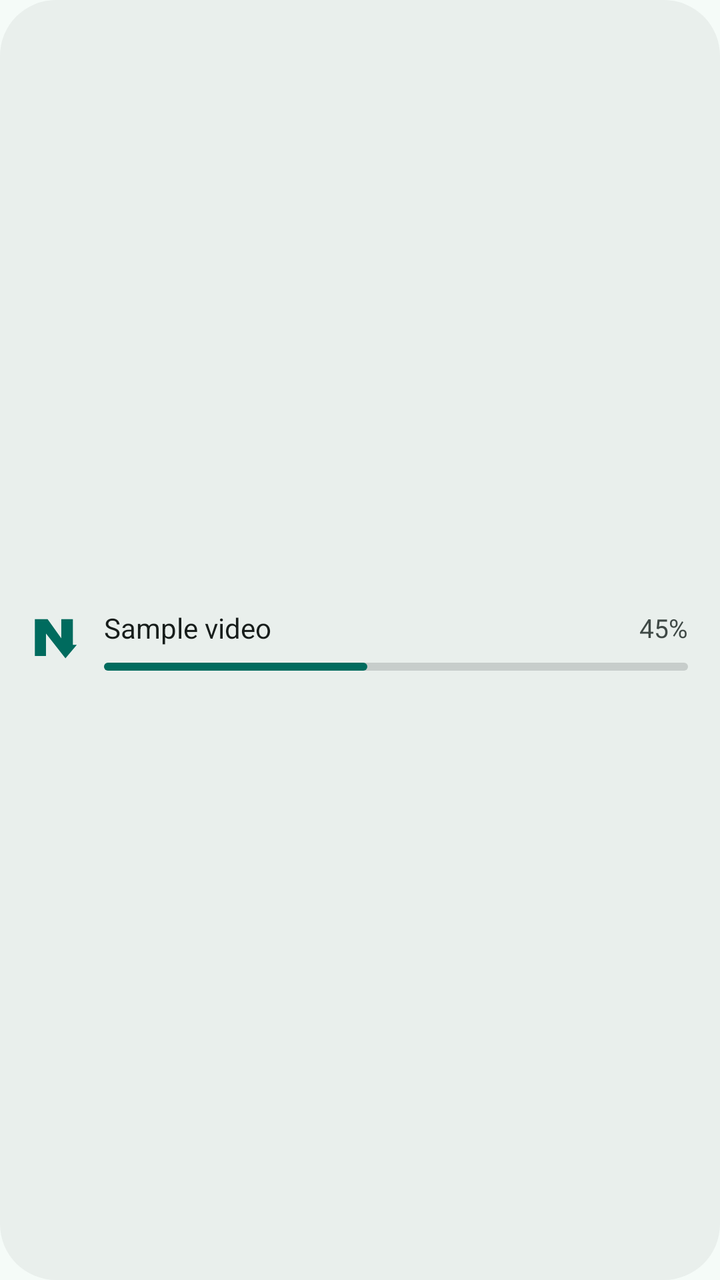
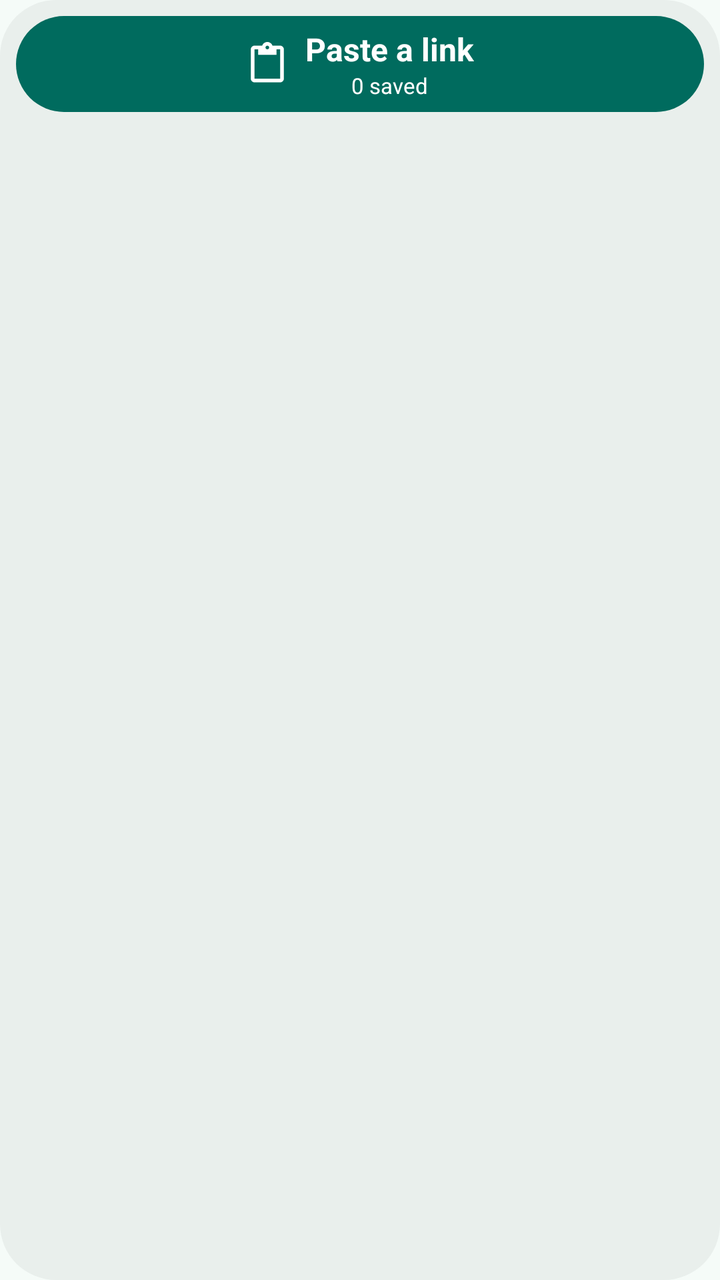

An Android layout rendered at two revisions. The XML below is the earlier revision; the diff shows what the commit changed to produce the second picture.
<!-- AndroidManifest.xml: application theme Theme.Nezzel -->
<!-- res/layout/widget_nezzel_preview.xml -->
<?xml version="1.0" encoding="utf-8"?>
<LinearLayout xmlns:android="http://schemas.android.com/apk/res/android"
    android:layout_width="match_parent" android:layout_height="match_parent"
    android:orientation="horizontal" android:gravity="center_vertical"
    android:paddingStart="16dp" android:paddingEnd="16dp" android:paddingTop="8dp" android:paddingBottom="8dp"
    android:background="@drawable/widget_background" android:layoutDirection="locale">
    <ImageView android:layout_width="24dp" android:layout_height="32dp" android:layout_marginEnd="12dp"
        android:src="@drawable/ic_widget_mark" android:importantForAccessibility="no" />
    <LinearLayout android:layout_width="0dp" android:layout_weight="1" android:layout_height="wrap_content"
        android:orientation="vertical">
        <LinearLayout android:layout_width="match_parent" android:layout_height="wrap_content"
            android:orientation="horizontal" android:gravity="center_vertical">
            <TextView android:layout_width="0dp" android:layout_weight="1" android:layout_height="wrap_content"
                android:layout_marginEnd="8dp" android:text="@string/widget_preview_title" android:textSize="14sp"
                android:textColor="@color/widget_on_surface" android:maxLines="1" android:ellipsize="end"
                android:textDirection="firstStrong" android:textAlignment="viewStart" />
            <TextView android:layout_width="wrap_content" android:layout_height="wrap_content"
                android:text="@string/widget_preview_percent" android:textSize="13sp"
                android:textColor="@color/widget_on_surface_variant" android:maxLines="1" />
        </LinearLayout>
        <ProgressBar style="@android:style/Widget.Material.ProgressBar.Horizontal"
            android:layout_width="match_parent" android:layout_height="4dp" android:layout_marginTop="8dp"
            android:max="100" android:progress="45" android:progressDrawable="@drawable/widget_progress" />
    </LinearLayout>
</LinearLayout>
<!-- resources referenced by this layout -->
<resources>
  <color name="widget_on_surface">#171D1B</color>
  <color name="widget_on_surface_variant">#3F4946</color>
  <!-- drawable ic_widget_mark (drawable) -->
  <?xml version="1.0" encoding="utf-8"?>
  <vector xmlns:android="http://schemas.android.com/apk/res/android" android:width="24dp" android:height="24dp"
      android:viewportWidth="180" android:viewportHeight="160">
      <group android:translateX="-62" android:translateY="-72">
          <path android:fillColor="@color/nezzel_brand_mark" android:pathData="M72.722,82.7183 L120.53041,82.7183 L171.81581,146.17311 L171.81581,82.7183 L215.278,82.7183 L215.278,167.90421 L230.05515,167.90421 L187.4622,213.10489 L114.44571,130.52672 L114.44571,205.2817 L72.722,205.2817 Z" />
      </group>
  </vector>
  <!-- drawable widget_background (drawable) -->
  <?xml version="1.0" encoding="utf-8"?>
  <shape xmlns:android="http://schemas.android.com/apk/res/android" android:shape="rectangle">
      <solid android:color="@color/widget_surface" /><corners android:radius="@dimen/widget_radius" />
  </shape>
  <!-- drawable widget_progress (drawable) -->
  <?xml version="1.0" encoding="utf-8"?>
  <layer-list xmlns:android="http://schemas.android.com/apk/res/android">
      <item android:id="@android:id/background">
          <shape><solid android:color="@color/widget_track" /><corners android:radius="2dp" /></shape>
      </item>
      <item android:id="@android:id/progress">
          <scale android:scaleWidth="100%" android:scaleGravity="start|fill_vertical">
              <shape><solid android:color="@color/widget_primary" /><corners android:radius="2dp" /></shape>
          </scale>
      </item>
  </layer-list>
  <string name="widget_preview_percent" translatable="false">45%</string>
  <string name="widget_preview_title">Sample video</string>
  <style name="Theme.Nezzel" parent="Theme.AppCompat.DayNight.NoActionBar">
          <item name="colorAccent">@color/nezzel_primary</item>
          <item name="android:colorAccent">@color/nezzel_primary</item>
          <item name="android:windowBackground">@color/nezzel_surface</item>
          <item name="android:windowLightStatusBar">true</item>
          <item name="android:windowLightNavigationBar">true</item>
          <item name="android:statusBarColor">@android:color/transparent</item>
          <item name="android:navigationBarColor">@android:color/transparent</item>
          <item name="android:windowActionModeOverlay">true</item>
      </style>
  <color name="nezzel_brand_mark">@color/nezzel_brand_teal</color>
  <color name="widget_surface">#E9EFEC</color>
  <dimen name="widget_radius">16dp</dimen>
  <color name="widget_track">#333F4946</color>
  <color name="widget_primary">#006B5E</color>
  <color name="nezzel_primary">#006B5E</color>
  <color name="nezzel_surface">#F5FBF8</color>
  <color name="nezzel_brand_teal">#006B5E</color>
</resources>

<!-- the commit's change to res/layout/widget_nezzel_preview.xml (unified diff, before → after) -->
@@ -1,25 +1,336 @@
 <?xml version="1.0" encoding="utf-8"?>
-<LinearLayout xmlns:android="http://schemas.android.com/apk/res/android"
-    android:layout_width="match_parent" android:layout_height="match_parent"
-    android:orientation="horizontal" android:gravity="center_vertical"
-    android:paddingStart="16dp" android:paddingEnd="16dp" android:paddingTop="8dp" android:paddingBottom="8dp"
-    android:background="@drawable/widget_background" android:layoutDirection="locale">
-    <ImageView android:layout_width="24dp" android:layout_height="32dp" android:layout_marginEnd="12dp"
-        android:src="@drawable/ic_widget_mark" android:importantForAccessibility="no" />
-    <LinearLayout android:layout_width="0dp" android:layout_weight="1" android:layout_height="wrap_content"
-        android:orientation="vertical">
-        <LinearLayout android:layout_width="match_parent" android:layout_height="wrap_content"
-            android:orientation="horizontal" android:gravity="center_vertical">
-            <TextView android:layout_width="0dp" android:layout_weight="1" android:layout_height="wrap_content"
-                android:layout_marginEnd="8dp" android:text="@string/widget_preview_title" android:textSize="14sp"
-                android:textColor="@color/widget_on_surface" android:maxLines="1" android:ellipsize="end"
-                android:textDirection="firstStrong" android:textAlignment="viewStart" />
-            <TextView android:layout_width="wrap_content" android:layout_height="wrap_content"
-                android:text="@string/widget_preview_percent" android:textSize="13sp"
-                android:textColor="@color/widget_on_surface_variant" android:maxLines="1" />
+<LinearLayout
+    xmlns:android="http://schemas.android.com/apk/res/android"
+    xmlns:tools="http://schemas.android.com/tools"
+    tools:ignore="UseAppTint"
+    android:id="@+id/widget_root"
+    android:layout_width="match_parent"
+    android:layout_height="match_parent"
+    android:orientation="vertical"
+    android:gravity="center_vertical"
+    android:padding="8dp"
+    android:background="@drawable/widget_background"
+    android:layoutDirection="locale">
+    <LinearLayout
+        android:id="@+id/widget_paste"
+        android:layout_width="match_parent"
+        android:layout_height="48dp"
+        android:gravity="center"
+        android:orientation="horizontal"
+        android:background="@drawable/widget_button"
+        android:contentDescription="@string/paste_link">
+        <ImageView
+            android:layout_width="22dp"
+            android:layout_height="22dp"
+            android:src="@drawable/ic_paste"
+            android:tint="@color/widget_on_primary"
+            android:importantForAccessibility="no" />
+        <LinearLayout
+            android:layout_width="wrap_content"
+            android:layout_height="wrap_content"
+            android:orientation="vertical"
+            android:gravity="center"
+            android:layout_marginStart="8dp">
+            <TextView
+                android:layout_width="wrap_content"
+                android:layout_height="wrap_content"
+                android:text="@string/paste_link"
+                android:textSize="16sp"
+                android:textStyle="bold"
+                android:maxLines="1"
+                android:ellipsize="end"
+                android:textColor="@color/widget_on_primary"
+                android:importantForAccessibility="no" />
+            <TextView
+                android:text="@string/widget_empty_saved"
+                android:id="@+id/widget_saved_count"
+                android:layout_width="wrap_content"
+                android:layout_height="wrap_content"
+                android:textSize="11sp"
+                android:textColor="@color/widget_on_primary"
+                android:maxLines="1"
+                android:ellipsize="end"
+                android:textDirection="firstStrong"
+                android:textAlignment="viewStart"
+                android:importantForAccessibility="no" />
         </LinearLayout>
-        <ProgressBar style="@android:style/Widget.Material.ProgressBar.Horizontal"
-            android:layout_width="match_parent" android:layout_height="4dp" android:layout_marginTop="8dp"
-            android:max="100" android:progress="45" android:progressDrawable="@drawable/widget_progress" />
+    </LinearLayout>
+    <LinearLayout
+        android:id="@+id/widget_live"
+        android:layout_width="match_parent"
+        android:layout_height="0dp"
+        android:layout_weight="1"
+        android:orientation="horizontal"
+        android:gravity="center_vertical"
+        android:visibility="gone">
+        <ImageView
+            android:visibility="gone"
+            android:id="@+id/widget_paste_icon"
+            android:layout_width="48dp"
+            android:layout_height="48dp"
+            android:padding="13dp"
+            android:src="@drawable/ic_paste"
+            android:tint="@color/widget_primary"
+            android:contentDescription="@string/paste_link" />
+        <LinearLayout
+            android:layout_width="0dp"
+            android:layout_weight="1"
+            android:layout_height="match_parent"
+            android:orientation="vertical"
+            android:gravity="center_vertical">
+            <LinearLayout
+                android:id="@+id/widget_job"
+                android:layout_width="match_parent"
+                android:layout_height="48dp"
+                android:orientation="horizontal"
+                android:gravity="center_vertical"
+                android:visibility="gone">
+                <LinearLayout
+                    android:layout_width="0dp"
+                    android:layout_weight="1"
+                    android:layout_height="wrap_content"
+                    android:orientation="vertical">
+                    <LinearLayout
+                        android:layout_width="match_parent"
+                        android:layout_height="wrap_content"
+                        android:orientation="horizontal"
+                        android:gravity="center_vertical">
+                        <TextView
+                            android:id="@+id/widget_title"
+                            android:layout_width="0dp"
+                            android:layout_height="wrap_content"
+                            android:textSize="14sp"
+                            android:textColor="@color/widget_on_surface"
+                            android:maxLines="1"
+                            android:ellipsize="end"
+                            android:textDirection="firstStrong"
+                            android:textAlignment="viewStart"
+                            android:importantForAccessibility="no"
+                            android:layout_weight="1" />
+                        <TextView
+                            android:id="@+id/widget_more"
+                            android:layout_width="wrap_content"
+                            android:layout_height="wrap_content"
+                            android:textSize="14sp"
+                            android:textColor="@color/widget_primary"
+                            android:maxLines="1"
+                            android:ellipsize="end"
+                            android:textDirection="firstStrong"
+                            android:textAlignment="viewStart" />
+                        <TextView
+                            android:id="@+id/widget_status"
+                            android:layout_width="wrap_content"
+                            android:layout_height="wrap_content"
+                            android:textSize="13sp"
+                            android:textColor="@color/widget_primary"
+                            android:maxLines="1"
+                            android:ellipsize="end"
+                            android:textDirection="firstStrong"
+                            android:textAlignment="viewStart"
+                            android:importantForAccessibility="no"
+                            android:layout_marginStart="8dp" />
+                    </LinearLayout>
+                    <ProgressBar
+                        android:id="@+id/widget_progress"
+                        style="@android:style/Widget.Material.ProgressBar.Horizontal"
+                        android:layout_width="match_parent"
+                        android:layout_height="4dp"
+                        android:max="100"
+                        android:progressDrawable="@drawable/widget_progress"
+                        android:indeterminateTint="@color/widget_primary"
+                        android:importantForAccessibility="no" />
+                    <ProgressBar
+                        android:id="@+id/widget_progress_paused"
+                        style="@android:style/Widget.Material.ProgressBar.Horizontal"
+                        android:layout_width="match_parent"
+                        android:layout_height="4dp"
+                        android:max="100"
+                        android:progressDrawable="@drawable/widget_progress"
+                        android:indeterminateTint="@color/widget_primary"
+                        android:alpha="0.5"
+                        android:visibility="gone"
+                        android:importantForAccessibility="no" />
+                    <TextView
+                        android:id="@+id/widget_remaining"
+                        android:layout_width="wrap_content"
+                        android:layout_height="wrap_content"
+                        android:textSize="11sp"
+                        android:textColor="@color/widget_on_surface_variant"
+                        android:maxLines="1"
+                        android:ellipsize="end"
+                        android:textDirection="firstStrong"
+                        android:textAlignment="viewStart"
+                        android:importantForAccessibility="no" />
+                </LinearLayout>
+                <ImageView
+                    android:id="@+id/widget_control"
+                    android:layout_width="48dp"
+                    android:layout_height="48dp"
+                    android:padding="13dp"
+                    android:src="@drawable/ic_pause"
+                    android:tint="@color/widget_primary"
+                    android:contentDescription="@string/pause" />
+            </LinearLayout>
+            <LinearLayout
+                android:id="@+id/widget_job_second"
+                android:layout_width="match_parent"
+                android:layout_height="48dp"
+                android:orientation="horizontal"
+                android:gravity="center_vertical"
+                android:visibility="gone">
+                <LinearLayout
+                    android:layout_width="0dp"
+                    android:layout_weight="1"
+                    android:layout_height="wrap_content"
+                    android:orientation="vertical">
+                    <LinearLayout
+                        android:layout_width="match_parent"
+                        android:layout_height="wrap_content"
+                        android:orientation="horizontal"
+                        android:gravity="center_vertical">
+                        <TextView
+                            android:id="@+id/widget_title_second"
+                            android:layout_width="0dp"
+                            android:layout_height="wrap_content"
+                            android:textSize="14sp"
+                            android:textColor="@color/widget_on_surface"
+                            android:maxLines="1"
+                            android:ellipsize="end"
+                            android:textDirection="firstStrong"
+                            android:textAlignment="viewStart"
+                            android:importantForAccessibility="no"
+                            android:layout_weight="1" />
+                        <TextView
+                            android:id="@+id/widget_status_second"
+                            android:layout_width="wrap_content"
+                            android:layout_height="wrap_content"
+                            android:textSize="13sp"
+                            android:textColor="@color/widget_primary"
+                            android:maxLines="1"
+                            android:ellipsize="end"
+                            android:textDirection="firstStrong"
+                            android:textAlignment="viewStart"
+                            android:importantForAccessibility="no"
+                            android:layout_marginStart="8dp" />
+                    </LinearLayout>
+                    <ProgressBar
+                        android:id="@+id/widget_progress_second"
+                        style="@android:style/Widget.Material.ProgressBar.Horizontal"
+                        android:layout_width="match_parent"
+                        android:layout_height="4dp"
+                        android:max="100"
+                        android:progressDrawable="@drawable/widget_progress"
+                        android:indeterminateTint="@color/widget_primary"
+                        android:importantForAccessibility="no" />
+                    <ProgressBar
+                        android:id="@+id/widget_progress_paused_second"
+                        style="@android:style/Widget.Material.ProgressBar.Horizontal"
+                        android:layout_width="match_parent"
+                        android:layout_height="4dp"
+                        android:max="100"
+                        android:progressDrawable="@drawable/widget_progress"
+                        android:indeterminateTint="@color/widget_primary"
+                        android:alpha="0.5"
+                        android:visibility="gone"
+                        android:importantForAccessibility="no" />
+                    <TextView
+                        android:id="@+id/widget_remaining_second"
+                        android:layout_width="wrap_content"
+                        android:layout_height="wrap_content"
+                        android:textSize="11sp"
+                        android:textColor="@color/widget_on_surface_variant"
+                        android:maxLines="1"
+                        android:ellipsize="end"
+                        android:textDirection="firstStrong"
+                        android:textAlignment="viewStart"
+                        android:importantForAccessibility="no" />
+                </LinearLayout>
+                <ImageView
+                    android:id="@+id/widget_control_second"
+                    android:layout_width="48dp"
+                    android:layout_height="48dp"
+                    android:padding="13dp"
+                    android:src="@drawable/ic_pause"
+                    android:tint="@color/widget_primary"
+                    android:contentDescription="@string/pause" />
+            </LinearLayout>
+        </LinearLayout>
+    </LinearLayout>
+    <LinearLayout
+        android:id="@+id/widget_recents"
+        android:layout_width="match_parent"
+        android:layout_height="0dp"
+        android:orientation="horizontal"
+        android:layout_weight="1">
+        <ImageView
+            android:id="@+id/widget_recent_1"
+            android:layout_width="0dp"
+            android:layout_weight="1"
+            android:layout_height="match_parent"
+            android:layout_marginEnd="0dp"
+            android:background="@drawable/widget_tile"
+            android:scaleType="centerCrop"
+            android:src="@drawable/ic_movie"
+            android:contentDescription="@string/open_file"
+            android:visibility="gone"
+            android:clipToOutline="true"
+            android:outlineProvider="background" />
+        <TextView
+            android:id="@+id/widget_recent_gap_1"
+            android:layout_width="8dp"
+            android:layout_height="1dp"
+            android:importantForAccessibility="no"
+            android:visibility="gone" />
+        <ImageView
+            android:id="@+id/widget_recent_2"
+            android:layout_width="0dp"
+            android:layout_weight="1"
+            android:layout_height="match_parent"
+            android:layout_marginEnd="0dp"
+            android:background="@drawable/widget_tile"
+            android:scaleType="centerCrop"
+            android:src="@drawable/ic_movie"
+            android:contentDescription="@string/open_file"
+            android:visibility="gone"
+            android:clipToOutline="true"
+            android:outlineProvider="background" />
+        <TextView
+            android:id="@+id/widget_recent_gap_2"
+            android:layout_width="8dp"
+            android:layout_height="1dp"
+            android:importantForAccessibility="no"
+            android:visibility="gone" />
+        <ImageView
+            android:id="@+id/widget_recent_3"
+            android:layout_width="0dp"
+            android:layout_weight="1"
+            android:layout_height="match_parent"
+            android:layout_marginEnd="0dp"
+            android:background="@drawable/widget_tile"
+            android:scaleType="centerCrop"
+            android:src="@drawable/ic_movie"
+            android:contentDescription="@string/open_file"
+            android:visibility="gone"
+            android:clipToOutline="true"
+            android:outlineProvider="background" />
+        <TextView
+            android:id="@+id/widget_recent_gap_3"
+            android:layout_width="8dp"
+            android:layout_height="1dp"
+            android:importantForAccessibility="no"
+            android:visibility="gone" />
+        <ImageView
+            android:id="@+id/widget_recent_4"
+            android:layout_width="0dp"
+            android:layout_weight="1"
+            android:layout_height="match_parent"
+            android:layout_marginEnd="0dp"
+            android:background="@drawable/widget_tile"
+            android:scaleType="centerCrop"
+            android:src="@drawable/ic_movie"
+            android:contentDescription="@string/open_file"
+            android:visibility="gone"
+            android:clipToOutline="true"
+            android:outlineProvider="background" />
     </LinearLayout>
 </LinearLayout>
<!-- resource entries referenced after the edit -->
@@ -1,20 +1,16 @@
 <!-- resources referenced by this layout -->
 <resources>
+  <color name="widget_on_primary">#FFFFFF</color>
   <color name="widget_on_surface">#171D1B</color>
   <color name="widget_on_surface_variant">#3F4946</color>
-  <!-- drawable ic_widget_mark (drawable) -->
-  <?xml version="1.0" encoding="utf-8"?>
-  <vector xmlns:android="http://schemas.android.com/apk/res/android" android:width="24dp" android:height="24dp"
-      android:viewportWidth="180" android:viewportHeight="160">
-      <group android:translateX="-62" android:translateY="-72">
-          <path android:fillColor="@color/nezzel_brand_mark" android:pathData="M72.722,82.7183 L120.53041,82.7183 L171.81581,146.17311 L171.81581,82.7183 L215.278,82.7183 L215.278,167.90421 L230.05515,167.90421 L187.4622,213.10489 L114.44571,130.52672 L114.44571,205.2817 L72.722,205.2817 Z" />
-      </group>
-  </vector>
   <!-- drawable widget_background (drawable) -->
   <?xml version="1.0" encoding="utf-8"?>
   <shape xmlns:android="http://schemas.android.com/apk/res/android" android:shape="rectangle">
       <solid android:color="@color/widget_surface" /><corners android:radius="@dimen/widget_radius" />
   </shape>
+  <!-- drawable widget_button (drawable) -->
+  <?xml version="1.0" encoding="utf-8"?>
+  <shape xmlns:android="http://schemas.android.com/apk/res/android"><solid android:color="@color/widget_primary"/><corners android:radius="24dp"/></shape>
   <!-- drawable widget_progress (drawable) -->
   <?xml version="1.0" encoding="utf-8"?>
   <layer-list xmlns:android="http://schemas.android.com/apk/res/android">
@@ -22,13 +18,19 @@
           <shape><solid android:color="@color/widget_track" /><corners android:radius="2dp" /></shape>
       </item>
       <item android:id="@android:id/progress">
-          <scale android:scaleWidth="100%" android:scaleGravity="start|fill_vertical">
+          
+          <scale android:scaleWidth="100%" android:scaleGravity="left|fill_vertical">
               <shape><solid android:color="@color/widget_primary" /><corners android:radius="2dp" /></shape>
           </scale>
       </item>
   </layer-list>
-  <string name="widget_preview_percent" translatable="false">45%</string>
-  <string name="widget_preview_title">Sample video</string>
+  <!-- drawable widget_tile (drawable) -->
+  <?xml version="1.0" encoding="utf-8"?>
+  <shape xmlns:android="http://schemas.android.com/apk/res/android"><solid android:color="@color/widget_track"/><corners android:radius="12dp"/></shape>
+  <string name="open_file">Open</string>
+  <string name="paste_link">Paste a link</string>
+  <string name="pause">Pause</string>
+  <string name="widget_empty_saved">0 saved</string>
   <style name="Theme.Nezzel" parent="Theme.AppCompat.DayNight.NoActionBar">
           <item name="colorAccent">@color/nezzel_primary</item>
           <item name="android:colorAccent">@color/nezzel_primary</item>
@@ -39,13 +41,25 @@
           <item name="android:navigationBarColor">@android:color/transparent</item>
           <item name="android:windowActionModeOverlay">true</item>
       </style>
-  <color name="nezzel_brand_mark">@color/nezzel_brand_teal</color>
   <color name="widget_surface">#E9EFEC</color>
   <dimen name="widget_radius">16dp</dimen>
   <color name="widget_track">#333F4946</color>
   <color name="widget_primary">#006B5E</color>
+  <!-- drawable ic_movie (drawable) -->
+  <vector xmlns:android="http://schemas.android.com/apk/res/android" android:width="24dp" android:height="24dp" android:viewportWidth="24" android:viewportHeight="24">
+      <path android:fillColor="#FF000000" android:pathData="M4,6.47L5.76,10H20v8H4V6.47M22,4h-4l2,4h-3l-2,-4h-2l2,4h-3l-2,-4H8l2,4H7L5,4H4C2.9,4 2.01,4.9 2.01,6L2,18c0,1.1 0.9,2 2,2h16c1.1,0 2,-0.9 2,-2V4z" />
+  </vector>
+  <!-- drawable ic_paste (drawable) -->
+  <vector xmlns:android="http://schemas.android.com/apk/res/android" android:width="24dp" android:height="24dp" android:viewportWidth="24" android:viewportHeight="24">
+      <path android:fillColor="#FF000000" android:pathData="M19,2h-4.18C14.4,0.84 13.3,0 12,0c-1.3,0 -2.4,0.84 -2.82,2H5c-1.1,0 -2,0.9 -2,2v16c0,1.1 0.9,2 2,2h14c1.1,0 2,-0.9 2,-2V4c0,-1.1 -0.9,-2 -2,-2zM12,2c0.55,0 1,0.45 1,1s-0.45,1 -1,1 -1,-0.45 -1,-1 0.45,-1 1,-1zM19,20H5V4h2v3h10V4h2v16z" />
+  </vector>
+  <!-- drawable ic_pause (drawable) -->
+  <vector xmlns:android="http://schemas.android.com/apk/res/android"
+      android:width="24dp" android:height="24dp" android:viewportWidth="24" android:viewportHeight="24"
+      android:tint="?attr/colorControlNormal">
+      <path android:fillColor="@android:color/white" android:pathData="M6,19h4V5H6v14zM14,5v14h4V5h-4z" />
+  </vector>
   <color name="nezzel_primary">#006B5E</color>
   <color name="nezzel_surface">#F5FBF8</color>
-  <color name="nezzel_brand_teal">#006B5E</color>
 </resources>
 
